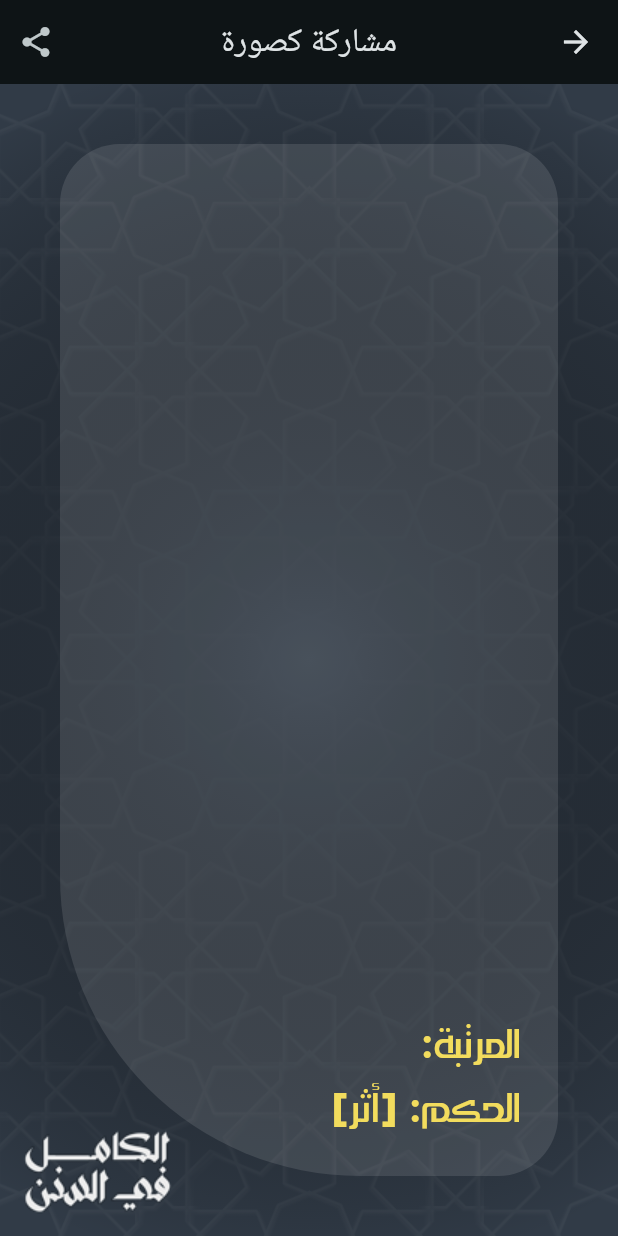
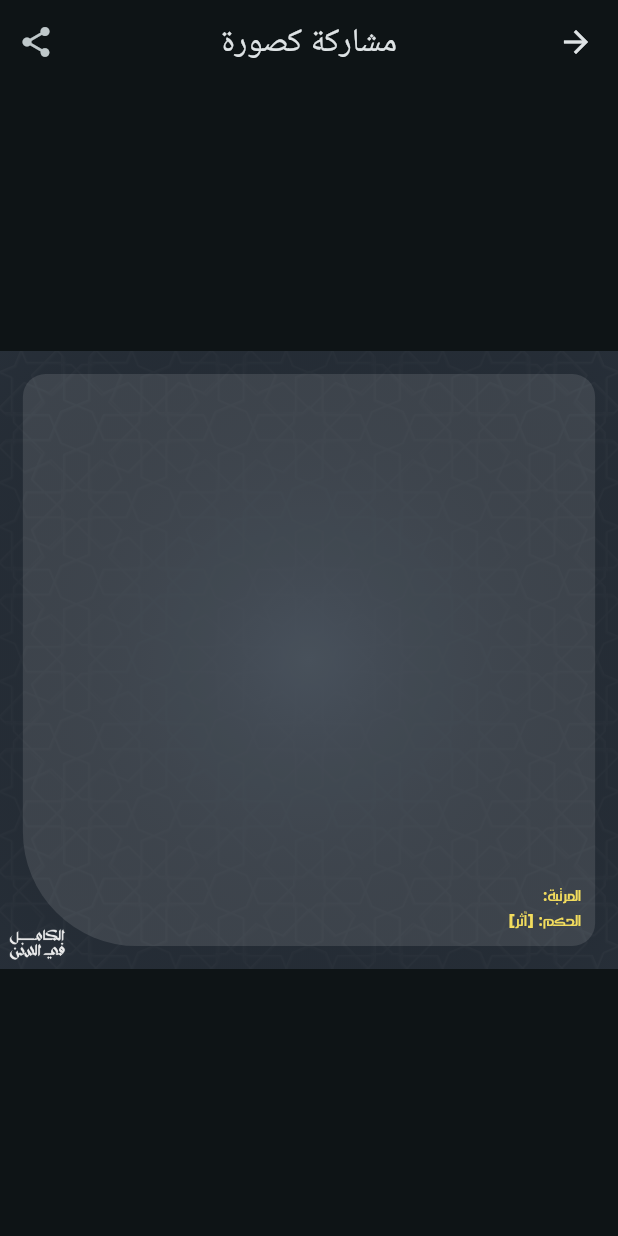
Before and after one commit to muslimpack/alkamel, a Flutter app: the ShareAsImageScreen screen opened directly with empty values, on a phone screen of 412 x 824 dp. Run offline on Flutter 3.47's test engine with Material 3 defaults, Android fonts, the phone set to English and light mode, and no system bars; our stand-ins replace auto_size_text, bloc, bot_toast, easy_debounce, equatable, file_picker and 8 more; missing offline and left inert: window_manager; accounts and stored records are empty.

Commit message:
Share as image fit image widget instead of using InteractiveViewer

```diff
--- a/alkamel/lib/src/features/share/presentation/screens/share_as_image_screen.dart
+++ b/alkamel/lib/src/features/share/presentation/screens/share_as_image_screen.dart
@@ -43,16 +43,19 @@ class ShareAsImageScreen extends StatelessWidget {
               onDoubleTap: () {
                 context.read<ShareImageCubit>().fitImageToScreen(context);
               },
-              child: InteractiveViewer(
-                transformationController:
-                    context.read<ShareImageCubit>().transformationController,
-                minScale: 0.5,
-                boundaryMargin: const EdgeInsets.all(2000),
-                child: CaptureWidget(
-                  controller:
-                      context.read<ShareImageCubit>().captureWidgetController,
-                  child: HadithAsImageCard(hadith: hadith),
-                ),
+              child: Stack(
+                fit: StackFit.expand,
+                alignment: Alignment.center,
+                children: [
+                  FittedBox(
+                    child: CaptureWidget(
+                      controller: context
+                          .read<ShareImageCubit>()
+                          .captureWidgetController,
+                      child: HadithAsImageCard(hadith: hadith),
+                    ),
+                  ),
+                ],
               ),
             ),
           );
```
